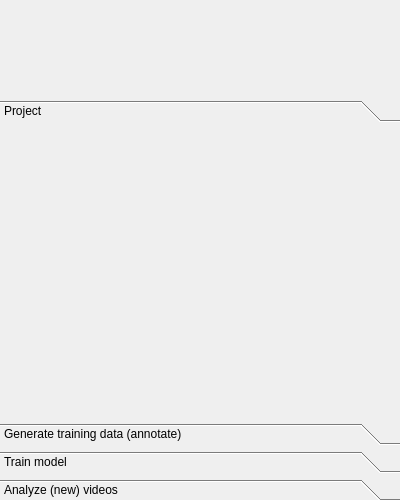
Before: the Qt Designer form qt_gui/octron.ui in horsto/OCTRON-GUI, drawn with Qt 5.
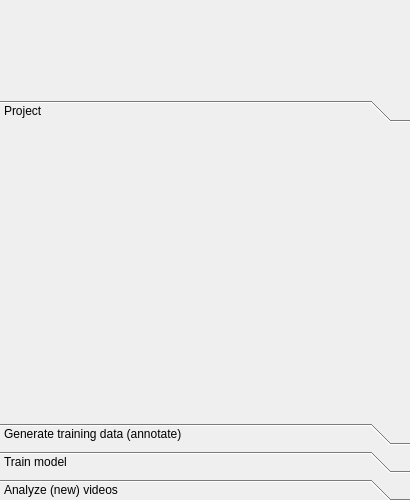
After: the same form once the commit is applied. Icons and pictures are not drawn.

```diff
--- a/qt_gui/octron.ui
+++ b/qt_gui/octron.ui
@@ -9,19 +9,19 @@
    <rect>
     <x>0</x>
     <y>0</y>
-    <width>400</width>
+    <width>410</width>
     <height>500</height>
    </rect>
   </property>
   <property name="minimumSize">
    <size>
-    <width>400</width>
+    <width>410</width>
     <height>500</height>
    </size>
   </property>
   <property name="maximumSize">
    <size>
-    <width>400</width>
+    <width>410</width>
     <height>1000</height>
    </size>
   </property>
@@ -57,7 +57,7 @@
       </property>
       <property name="minimumSize">
        <size>
-        <width>400</width>
+        <width>410</width>
         <height>100</height>
        </size>
       </property>
@@ -91,7 +91,7 @@
       </property>
       <property name="maximumSize">
        <size>
-        <width>400</width>
+        <width>410</width>
         <height>750</height>
        </size>
       </property>
@@ -118,7 +118,7 @@
         <rect>
          <x>0</x>
          <y>0</y>
-         <width>400</width>
+         <width>410</width>
          <height>224</height>
         </rect>
        </property>
```
Left out of the diff: 6 changed lines with no effect on the pictures.
